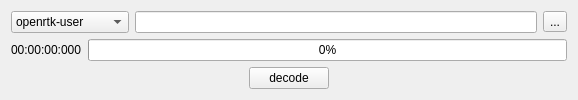
aceinnazhangchen/OpenRtk_Dirver, file OpenRtk_Dirver/DecodeTools.ui: the form before one commit.
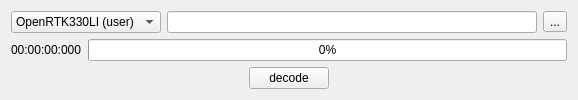
The form after the commit. Icons and pictures are not drawn.

```diff
--- a/OpenRtk_Dirver/DecodeTools.ui
+++ b/OpenRtk_Dirver/DecodeTools.ui
@@ -24,7 +24,7 @@
       <widget class="QComboBox" name="fileformat_cmb">
        <item>
         <property name="text">
-         <string>openrtk-user</string>
+         <string>OpenRTK330LI (user)</string>
         </property>
        </item>
        <item>
```
Left out of the diff: 6 changed lines with no effect on the pictures.
